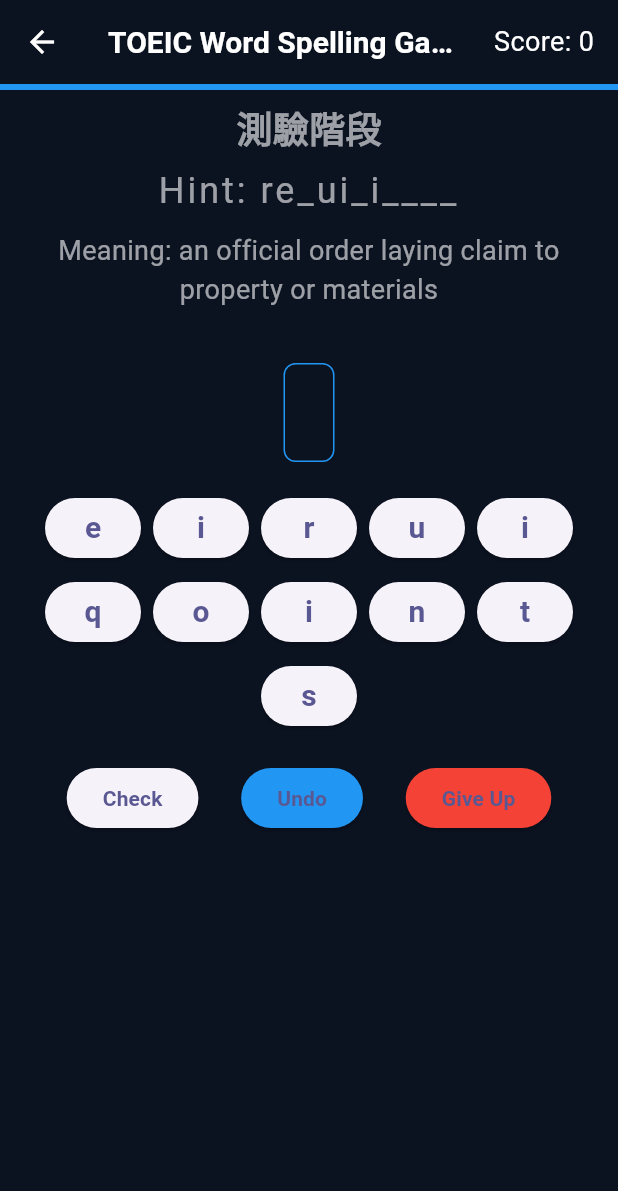
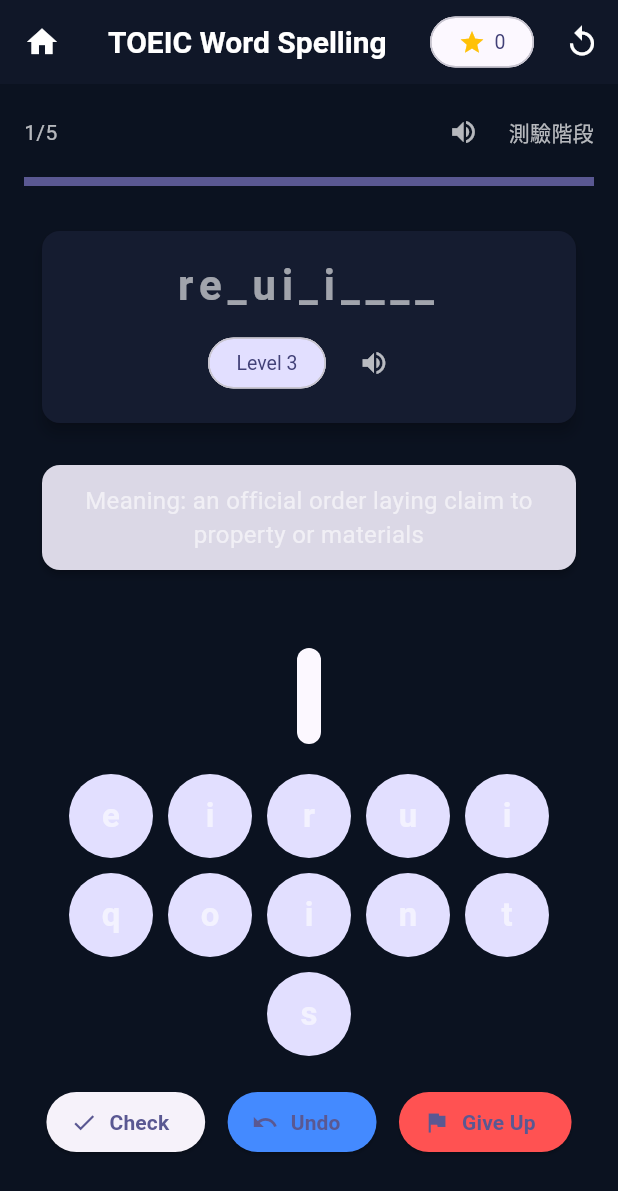
Before and after one commit to ss945601/english_tutor, a Flutter app: the GameScreen screen opened directly, scrolled down 576 dp, after a tap on "開始測驗", on a phone screen of 412 x 824 dp. Shown: the top 1191 px of the screen. Run offline on Flutter 3.47's test engine with Material 3 defaults, Android fonts, the phone set to English and light mode, and no system bars; our stand-ins replace flutter_tts.

Commit message:
feat(ui): enhance game screen and widget layouts for improved user experience

```diff
--- a/lib/screens/game_screen.dart
+++ b/lib/screens/game_screen.dart
@@ -217,33 +217,82 @@ class _GameScreenState extends State<GameScreen> with TickerProviderStateMixin {
   Widget build(BuildContext context) {
     return Scaffold(
       appBar: AppBar(
-        title: const Text('TOEIC Word Spelling Game'),
+        title: const Text('TOEIC Word Spelling'),
+        centerTitle: false,
+        elevation: 2,
+        leading: IconButton(
+          icon: const Icon(Icons.home),
+          onPressed: () => Navigator.of(context).pop(),
+          tooltip: 'Home',
+        ),
         actions: [
-          Center(
-            child: Padding(
-              padding: const EdgeInsets.only(right: 16.0),
-              child: Text(
-                'Score: $score',
-                style: const TextStyle(fontSize: 18),
+          Padding(
+            padding: const EdgeInsets.symmetric(horizontal: 8.0),
+            child: Chip(
+              backgroundColor: Colors.transparent,
+              label: Row(
+                mainAxisSize: MainAxisSize.min,
+                children: [
+                  const Icon(Icons.star, color: Colors.amber, size: 18),
+                  const SizedBox(width: 6),
+                  Text('$score'),
+                ],
               ),
             ),
+          ),
+          IconButton(
+            icon: const Icon(Icons.replay),
+            tooltip: 'Restart',
+            onPressed: () {
+              setState(() {
+                score = 0;
+                _initializeGame();
+                _controller.reset();
+              });
+            },
           ),
         ],
       ),
       body: Column(
         children: [
-          LinearProgressIndicator(
-            value: 1 - _controller.value,
-            backgroundColor: Colors.grey[200],
-            valueColor: const AlwaysStoppedAnimation<Color>(Colors.blue),
-          ),
           Padding(
-            padding: const EdgeInsets.all(8.0),
-            child: Text(
-              currentPhase == GamePhase.memorize ? '記憶階段' : '測驗階段',
-              style: const TextStyle(fontSize: 24, fontWeight: FontWeight.bold),
+            padding: const EdgeInsets.symmetric(horizontal: 16.0, vertical: 8.0),
+            child: Column(
+              children: [
+                Row(
+                  mainAxisAlignment: MainAxisAlignment.spaceBetween,
+                  children: [
+                    Text(
+                      '${currentWordIndex + 1}/${gameWords.length}',
+                      style: const TextStyle(fontSize: 14, color: Colors.white70),
+                    ),
+                    Row(
+                      children: [
+                        IconButton(
+                          icon: const Icon(Icons.volume_up),
+                          color: Colors.white70,
+                          onPressed: () => ttsService.speakWord(currentWord.word),
+                        ),
+                        const SizedBox(width: 6),
+                        Text(
+                          currentPhase == GamePhase.memorize ? '記憶階段' : '測驗階段',
+                          style: const TextStyle(color: Colors.white70),
+                        ),
+                      ],
+                    ),
+                  ],
+                ),
+                const SizedBox(height: 6),
+                LinearProgressIndicator(
+                  value: isTimerActive ? (1 - _controller.value) : 1.0,
+                  backgroundColor: Colors.white12,
+                  valueColor: AlwaysStoppedAnimation(Theme.of(context).colorScheme.primary),
+                  minHeight: 6,
+                ),
+              ],
             ),
           ),
+          const SizedBox(height: 6),
           Expanded(
             child: currentPhase == GamePhase.memorize
                 ? MemoryPhaseWidget(
--- a/lib/widgets/memory_phase_widget.dart
+++ b/lib/widgets/memory_phase_widget.dart
@@ -30,47 +30,42 @@ class MemoryPhaseWidget extends StatelessWidget {
                 ),
                 child: Card(
                   elevation: 2,
-                  child: Padding(
-                    padding: const EdgeInsets.all(16),
-                    child: Column(
-                      children: [
-                        Row(
+                  shape: RoundedRectangleBorder(borderRadius: BorderRadius.circular(12)),
+                  child: ListTile(
+                    contentPadding: const EdgeInsets.symmetric(horizontal: 16, vertical: 12),
+                    leading: CircleAvatar(
+                      backgroundColor: Theme.of(context).colorScheme.primaryContainer,
+                      child: Text(
+                        '${index + 1}',
+                        style: const TextStyle(color: Colors.white),
+                      ),
+                    ),
+                    title: Row(
                       mainAxisAlignment: MainAxisAlignment.center,
                       children: [
                         Text(
                           word.word,
                           style: const TextStyle(
-                                fontSize: 24,
+                            fontSize: 22,
                             letterSpacing: 2,
-                                fontWeight: FontWeight.bold,
+                            fontWeight: FontWeight.w700,
                           ),
-                              textAlign: TextAlign.center,
                         ),
+                        const SizedBox(width: 8),
                         IconButton(
                           icon: const Icon(Icons.volume_up),
                           onPressed: () => ttsService.speakWord(word.word),
                         ),
                       ],
                     ),
-                        const SizedBox(height: 5),
-                        Text(
-                          'Meaning: ${word.meaning}',
-                          style: const TextStyle(fontSize: 18),
-                          textAlign: TextAlign.center,
-                          softWrap: true,
-                        ),
-                        Text(
-                          'Example: ${word.example}',
-                          style: const TextStyle(fontSize: 16),
-                          textAlign: TextAlign.center,
-                          softWrap: true,
-                        ),
-                        Text(
-                          'Synonyms: ${word.synonyms.join(', ')}',
-                          style: const TextStyle(fontSize: 16),
-                          textAlign: TextAlign.center,
-                          softWrap: true,
-                        ),
+                    subtitle: Column(
+                      children: [
+                        const SizedBox(height: 6),
+                        Text('Meaning: ${word.meaning}', textAlign: TextAlign.center),
+                        const SizedBox(height: 4),
+                        Text('Example: ${word.example}', textAlign: TextAlign.center),
+                        const SizedBox(height: 4),
+                        Text('Synonyms: ${word.synonyms.join(', ')}', textAlign: TextAlign.center),
                       ],
                     ),
                   ),
@@ -81,15 +76,14 @@ class MemoryPhaseWidget extends StatelessWidget {
         ),
         Padding(
           padding: const EdgeInsets.symmetric(horizontal: 16, vertical: 12),
-          child: ElevatedButton(
+          child: ElevatedButton.icon(
             onPressed: onStartTest,
             style: ElevatedButton.styleFrom(
-              padding: const EdgeInsets.symmetric(
-                horizontal: 40,
-                vertical: 15,
+              padding: const EdgeInsets.symmetric(horizontal: 40, vertical: 15),
+              shape: RoundedRectangleBorder(borderRadius: BorderRadius.circular(12)),
             ),
-            ),
-            child: const Text(
+            icon: const Icon(Icons.play_arrow),
+            label: const Text(
               '開始測驗',
               style: TextStyle(fontSize: 20),
             ),
--- a/lib/widgets/test_phase_widget.dart
+++ b/lib/widgets/test_phase_widget.dart
@@ -36,28 +36,59 @@ class TestPhaseWidget extends StatelessWidget {
       child: Column(
         children: [
           Padding(
-            padding: const EdgeInsets.symmetric(horizontal: 16),
+            padding: const EdgeInsets.symmetric(horizontal: 16, vertical: 8),
+            child: Column(
+              children: [
+                Card(
+                  elevation: 4,
+                  shape: RoundedRectangleBorder(borderRadius: BorderRadius.circular(12)),
+                  child: Padding(
+                    padding: const EdgeInsets.symmetric(vertical: 16, horizontal: 12),
                     child: Column(
                       children: [
                         Text(
-                  'Hint: $hintWord',
-                  style: const TextStyle(
-                    fontSize: 24,
-                    letterSpacing: 2,
-                  ),
+                          hintWord,
+                          style: const TextStyle(fontSize: 28, letterSpacing: 4, fontWeight: FontWeight.w700),
                           textAlign: TextAlign.center,
                         ),
-                const SizedBox(height: 10),
-                Text(
+                        const SizedBox(height: 8),
+                        Row(
+                          mainAxisAlignment: MainAxisAlignment.center,
+                          children: [
+                            Chip(
+                              backgroundColor: Theme.of(context).colorScheme.primaryContainer,
+                              label: Text('Level ${currentWord.difficulty}'),
+                            ),
+                            const SizedBox(width: 8),
+                            IconButton(
+                              icon: const Icon(Icons.volume_up),
+                              onPressed: () => ttsService.speakWord(currentWord.word),
+                            ),
+                          ],
+                        ),
+                      ],
+                    ),
+                  ),
+                ),
+                const SizedBox(height: 12),
+                Card(
+                  color: Theme.of(context).colorScheme.surfaceVariant,
+                  elevation: 2,
+                  shape: RoundedRectangleBorder(borderRadius: BorderRadius.circular(12)),
+                  child: Padding(
+                    padding: const EdgeInsets.all(12.0),
+                    child: Text(
                       'Meaning: ${currentWord.meaning}',
-                  style: const TextStyle(fontSize: 18),
+                      style: const TextStyle(fontSize: 16),
                       textAlign: TextAlign.center,
-                  softWrap: true,
+                    ),
+                  ),
                 ),
               ],
             ),
           ),
           const SizedBox(height: 20),
+
           if (showAnswer) ...[
             Padding(
               padding: const EdgeInsets.all(16.0),
@@ -92,9 +123,10 @@ class TestPhaseWidget extends StatelessWidget {
                     textAlign: TextAlign.center,
                   ),
                   const SizedBox(height: 20),
-                  ElevatedButton(
+                  ElevatedButton.icon(
                     onPressed: onNextWord,
-                    child: const Text('Next Word'),
+                    icon: const Icon(Icons.arrow_forward),
+                    label: const Text('Next Word'),
                   ),
                 ],
               ),
@@ -105,45 +137,49 @@ class TestPhaseWidget extends StatelessWidget {
               child: Column(
                 children: [
                   Container(
-                    padding: const EdgeInsets.all(16),
+                    padding: const EdgeInsets.symmetric(vertical: 12, horizontal: 8),
                     decoration: BoxDecoration(
-                      border: Border.all(color: Colors.blue),
-                      borderRadius: BorderRadius.circular(8),
+                      borderRadius: BorderRadius.circular(10),
+                      color: Theme.of(context).colorScheme.surface,
                     ),
                     child: selectedLetters.isEmpty
-                        ? const SizedBox(height: 32)
-                        : Row(
-                            mainAxisAlignment: MainAxisAlignment.center,
-                            children: List.generate(
-                              selectedLetters.length,
-                              (index) => Padding(
-                                padding: const EdgeInsets.symmetric(horizontal: 4),
-                                child: Text(
-                                  selectedLetters[index],
-                                  style: const TextStyle(
-                                    fontSize: 24,
-                                    fontWeight: FontWeight.bold,
+                        ? const SizedBox(height: 40)
+                        : Wrap(
+                            spacing: 6,
+                            children: selectedLetters
+                                .map((c) => Chip(
+                                      label: Text(
+                                        c,
+                                        style: const TextStyle(fontSize: 20, fontWeight: FontWeight.bold),
                                       ),
-                                ),
-                              ),
-                            ),
+                                    ))
+                                .toList(),
                           ),
                   ),
                   const SizedBox(height: 20),
                   Wrap(
                     alignment: WrapAlignment.center,
-                    spacing: 8,
-                    runSpacing: 8,
+                    spacing: 10,
+                    runSpacing: 10,
                     children: List.generate(
                       shuffledLetters.length,
                       (index) {
                         final letter = shuffledLetters[index];
-                        return ElevatedButton(
-                          key: ValueKey('letter_${letter}_$index'),
-                          onPressed: () => onLetterSelected(letter),
+                        return Material(
+                          color: Theme.of(context).colorScheme.primaryContainer,
+                          shape: const CircleBorder(),
+                          child: InkWell(
+                            onTap: () => onLetterSelected(letter),
+                            customBorder: const CircleBorder(),
+                            child: Container(
+                              width: 56,
+                              height: 56,
+                              alignment: Alignment.center,
                               child: Text(
                                 letter,
-                            style: const TextStyle(fontSize: 20),
+                                style: const TextStyle(fontSize: 22, fontWeight: FontWeight.w700),
+                              ),
+                            ),
                           ),
                         );
                       },
@@ -153,23 +189,22 @@ class TestPhaseWidget extends StatelessWidget {
                   Row(
                     mainAxisAlignment: MainAxisAlignment.spaceEvenly,
                     children: [
-                      ElevatedButton(
+                      ElevatedButton.icon(
                         onPressed: onCheck,
-                        child: const Text('Check'),
+                        icon: const Icon(Icons.check),
+                        label: const Text('Check'),
                       ),
-                      ElevatedButton(
+                      ElevatedButton.icon(
                         onPressed: onUndo,
-                        style: ElevatedButton.styleFrom(
-                          backgroundColor: Colors.blue,
+                        icon: const Icon(Icons.undo),
+                        label: const Text('Undo'),
+                        style: ElevatedButton.styleFrom(backgroundColor: Colors.blueAccent),
                       ),
-                        child: const Text('Undo'),
-                      ),
-                      ElevatedButton(
+                      ElevatedButton.icon(
                         onPressed: onGiveUp,
-                        style: ElevatedButton.styleFrom(
-                          backgroundColor: Colors.red,
-                        ),
-                        child: const Text('Give Up'),
+                        icon: const Icon(Icons.flag),
+                        label: const Text('Give Up'),
+                        style: ElevatedButton.styleFrom(backgroundColor: Colors.redAccent),
                       ),
                     ],
                   ),
```
Lines whose indentation alone changed are shown as unchanged.
